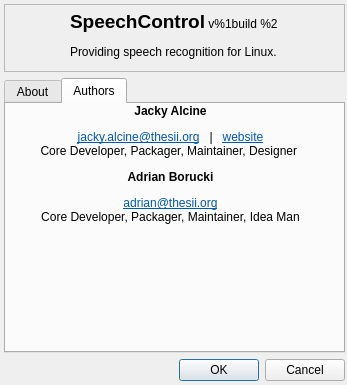
Before: the Qt Designer form res/ui/about-dialog.ui in smartboyhw/speechcontrol, drawn with Qt 5.
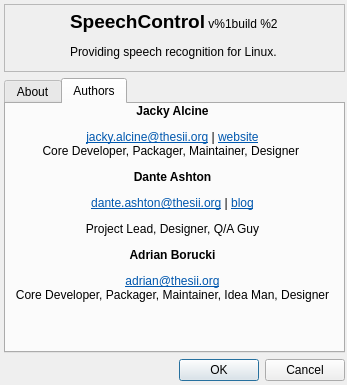
After: the same form once the commit is applied. Icons and pictures are not drawn.

Commit message: Added Dante Ashton <dante.ashton@thesii.org> to the credits.

```diff
--- a/res/ui/about-dialog.ui
+++ b/res/ui/about-dialog.ui
@@ -139,7 +139,7 @@
          <rect>
           <x>0</x>
           <y>0</y>
-          <width>329</width>
+          <width>333</width>
           <height>241</height>
          </rect>
         </property>
@@ -147,7 +147,7 @@
          <item>
           <widget class="QLabel" name="label_2">
            <property name="text">
-            <string>&lt;html&gt;&lt;head/&gt;&lt;body&gt;&lt;p&gt;&lt;span style=&quot; font-weight:600;&quot;&gt;Jacky Alcine&lt;/span&gt;&lt;/p&gt;&lt;p&gt;&lt;a href=&quot;mailto:jacky.alcine@thesii.org&quot;&gt;&lt;span style=&quot; text-decoration: underline; color:#0057ae;&quot;&gt;jacky.alcine@thesii.org&lt;/span&gt;&lt;/a&gt;&amp;nbsp;&amp;nbsp;&amp;nbsp;|&amp;nbsp;&amp;nbsp;&amp;nbsp;&lt;a href=&quot;http://jackyalcine.co.cc&quot;&gt;&lt;span style=&quot; text-decoration: underline; color:#0057ae;&quot;&gt;website&lt;/span&gt;&lt;/a&gt;&lt;br/&gt;Core Developer, Packager, Maintainer, Designer &lt;/p&gt;&lt;p&gt;&lt;span style=&quot; font-weight:600;&quot;&gt;Adrian Borucki&lt;/span&gt;&lt;/p&gt;&lt;p&gt;&lt;a href=&quot;mailto:adrian@thesii.org&quot;&gt;&lt;span style=&quot; text-decoration: underline; color:#0057ae;&quot;&gt;adrian@thesii.org&lt;/span&gt;&lt;/a&gt;&lt;br/&gt;Core Developer, Packager, Maintainer, Idea Man&lt;/p&gt;&lt;/body&gt;&lt;/html&gt;</string>
+            <string>&lt;html&gt;&lt;head/&gt;&lt;body&gt;&lt;p&gt;&lt;span style=&quot; font-weight:600;&quot;&gt;Jacky Alcine&lt;/span&gt;&lt;/p&gt;&lt;p&gt;&lt;a href=&quot;mailto:jacky.alcine@thesii.org&quot;&gt;&lt;span style=&quot; text-decoration: underline; color:#0057ae;&quot;&gt;jacky.alcine@thesii.org&lt;/span&gt;&lt;/a&gt; | &lt;a href=&quot;http://jackyalcine.co.cc&quot;&gt;&lt;span style=&quot; text-decoration: underline; color:#0057ae;&quot;&gt;website&lt;/span&gt;&lt;/a&gt;&lt;br/&gt;Core Developer, Packager, Maintainer, Designer &lt;/p&gt;&lt;p&gt;&lt;span style=&quot; font-weight:600;&quot;&gt;Dante Ashton&lt;/span&gt;&lt;/p&gt;&lt;p&gt;&lt;a href=&quot;mailto:dante.ashton@thesii.org&quot;&gt;&lt;span style=&quot; text-decoration: underline; color:#0057ae;&quot;&gt;dante.ashton@thesii.org&lt;/span&gt;&lt;/a&gt; | &lt;a href=&quot;http://livingwithmachines.wordpress.com&quot;&gt;&lt;span style=&quot; text-decoration: underline; color:#0057ae;&quot;&gt;blog&lt;/span&gt;&lt;/a&gt;&lt;/p&gt;&lt;p&gt;Project Lead, Designer, Q/A Guy&lt;/p&gt;&lt;p&gt;&lt;span style=&quot; font-weight:600;&quot;&gt;Adrian Borucki&lt;/span&gt;&lt;/p&gt;&lt;p&gt;&lt;a href=&quot;mailto:adrian@thesii.org&quot;&gt;&lt;span style=&quot; text-decoration: underline; color:#0057ae;&quot;&gt;adrian@thesii.org&lt;/span&gt;&lt;/a&gt;&lt;br/&gt;Core Developer, Packager, Maintainer, Idea Man, Designer&lt;/p&gt;&lt;/body&gt;&lt;/html&gt;</string>
            </property>
            <property name="alignment">
             <set>Qt::AlignHCenter|Qt::AlignTop</set>
```
